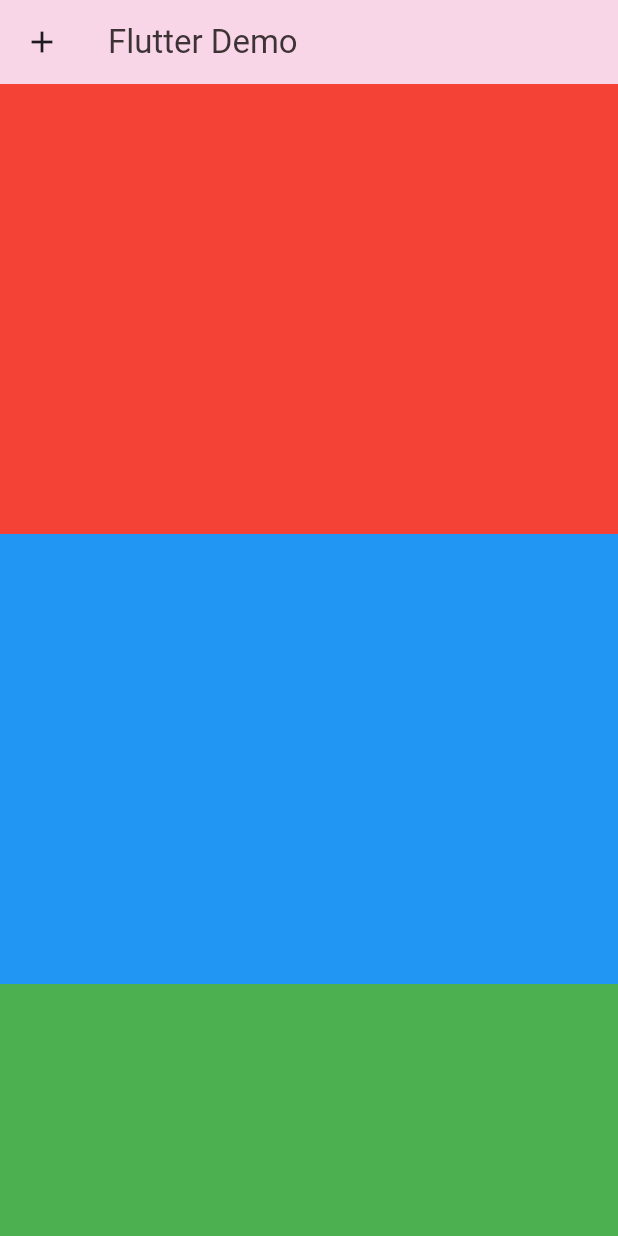
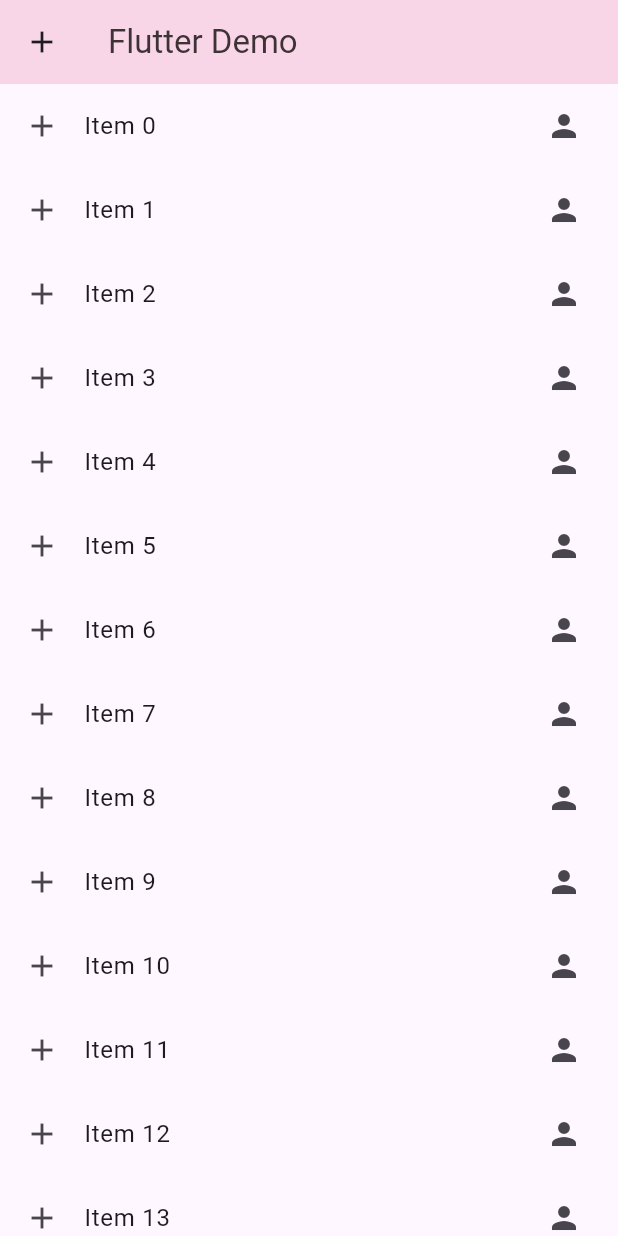
Before and after one commit to pparnfaa/my_firstapp, a Flutter app: the screen it shows after launch, on a phone screen of 412 x 824 dp. Run offline on Flutter 3.47's test engine with Material 3 defaults, Android fonts, the phone set to English and light mode, and no system bars.

Commit message:
ListView Builder

```diff
--- a/lib/main.dart
+++ b/lib/main.dart
@@ -26,24 +26,15 @@ class MyApp extends StatelessWidget {
             leading: const Icon(Icons.add),
             backgroundColor: const Color.fromARGB(255, 249, 213, 232),
           ),
-          body: ListView(
-          children: [
-            Container(
-              height: 300,
-              width: double.infinity,
-              color: Colors.red,
-            ),
-            Container(
-              height: 300,
-              width: double.infinity,
-              color: Colors.blue,
-            ),
-            Container(
-              height: 300,
-              width: double.infinity,
-              color: Colors.green,
-            ),
-          ],
+          body: ListView.builder(
+            itemCount: 50,
+            itemBuilder: (context, index){
+              return ListTile(
+                leading: const Icon(Icons.add),
+                title: Text('Item $index'),
+                trailing: const Icon(Icons.person),
+              );
+            },
         ),
         ));
   }
```
